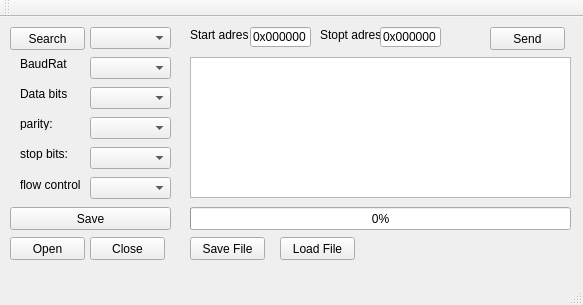
The window that SpiFlashReader/forms/mainwindow.ui (Romasspec/SpiFlashReader) describes before a commit, drawn with Qt 5.
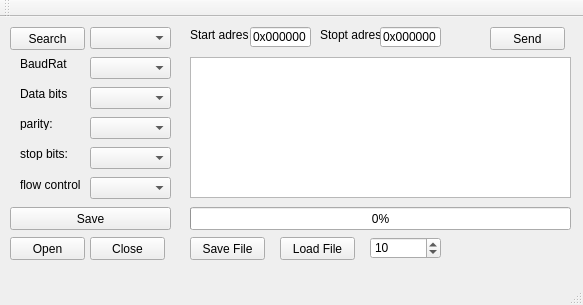
The same window after the commit.

Diff of the .ui file:
```diff
--- a/SpiFlashReader/forms/mainwindow.ui
+++ b/SpiFlashReader/forms/mainwindow.ui
@@ -341,6 +341,22 @@
      <string>Load File</string>
     </property>
    </widget>
+   <widget class="QSpinBox" name="spinBox">
+    <property name="geometry">
+     <rect>
+      <x>370</x>
+      <y>220</y>
+      <width>71</width>
+      <height>22</height>
+     </rect>
+    </property>
+    <property name="maximum">
+     <number>1000</number>
+    </property>
+    <property name="value">
+     <number>10</number>
+    </property>
+   </widget>
   </widget>
   <widget class="QMenuBar" name="menuBar">
    <property name="geometry">
```
